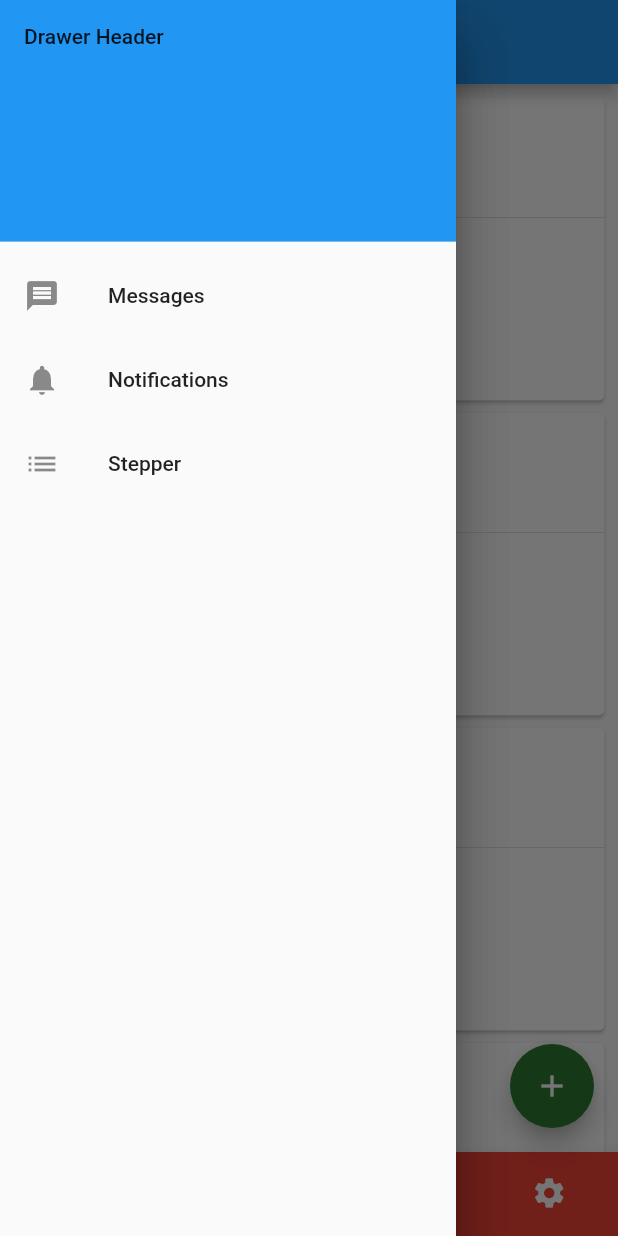
After one commit to Kodake/flutter_basic_app, a Flutter app: the screen it shows after launch, with the side drawer open, on a phone screen of 412 x 824 dp. The commit adds this screen. Run offline on Flutter 3.47's test engine with Material 2 defaults, Android fonts, the phone set to English and light mode, and no system bars.

Commit message:
Refactoring the code

```diff
--- /dev/null
+++ b/lib/bottomnavigationbar-elements.dart
@@ -0,0 +1,56 @@
+import 'package:flutter/cupertino.dart';
+import 'package:flutter/material.dart';
+
+class BottonNavigationBarElements extends StatefulWidget {
+  @override
+  _BottonNavigationBarElementsState createState() =>
+      _BottonNavigationBarElementsState();
+}
+
+class _BottonNavigationBarElementsState
+    extends State<BottonNavigationBarElements> {
+  int _selectedIndex = 0;
+
+  void _onItemTapped(int index) {
+    setState(() {
+      _selectedIndex = index;
+    });
+  }
+
+  @override
+  Widget build(BuildContext context) {
+    return _bottomNavigationBarSection();
+  }
+
+  BottomNavigationBar _bottomNavigationBarSection() {
+    return BottomNavigationBar(
+      type: BottomNavigationBarType.shifting,
+      mouseCursor: SystemMouseCursors.grab,
+      currentIndex: _selectedIndex,
+      selectedItemColor: Colors.blue[200],
+      onTap: _onItemTapped,
+      items: const <BottomNavigationBarItem>[
+        BottomNavigationBarItem(
+          icon: Icon(Icons.home),
+          label: 'Home',
+          backgroundColor: Colors.red,
+        ),
+        BottomNavigationBarItem(
+          icon: Icon(Icons.business),
+          label: 'Business',
+          backgroundColor: Colors.indigoAccent,
+        ),
+        BottomNavigationBarItem(
+          icon: Icon(Icons.school),
+          label: 'School',
+          backgroundColor: Colors.purple,
+        ),
+        BottomNavigationBarItem(
+          icon: Icon(Icons.settings),
+          label: 'Settings',
+          backgroundColor: Colors.pink,
+        ),
+      ],
+    );
+  }
+}
--- a/lib/card-elements.dart
+++ b/lib/card-elements.dart
@@ -28,7 +28,7 @@ class _CardElementsState extends State<CardElements> {
     return Scaffold(body: _bodySection(context));
   }
 
-  SingleChildScrollView _bodySection(BuildContext context) {
+  ListView _bodySection(BuildContext context) {
     List<ExampleClass> myList = [];
 
     myList.add(ExampleClass("15 Sreet 16 Ave. NY", "155-155-1555",
@@ -39,11 +39,14 @@ class _CardElementsState extends State<CardElements> {
         "email_300@mail.com", "My 3rd message"));
     myList.add(ExampleClass("45 Sreet 46 Ave. LA", "455-455-4555",
         "email_400@mail.com", "My 4th message"));
+    myList.add(ExampleClass("55 Sreet 56 Ave. LA", "555-555-5555",
+        "email_500@mail.com", "My 5th message"));
 
-    Widget _iteratedWidgets() {
-      return Column(
-        children: <Widget>[
-          for (var item in myList)
+    return ListView.builder(
+      padding: EdgeInsets.all(5.0),
+      itemCount: myList.length,
+      itemBuilder: (BuildContext context, int index) {
+        return Column(children: <Widget>[
           SizedBox(
             height: 210,
             child: Card(
@@ -55,14 +58,14 @@ class _CardElementsState extends State<CardElements> {
                         context,
                         SecondRoute.routeName,
                         arguments: ScreenArguments(
-                            item.name,
-                            item.message,
+                          myList[index].name,
+                          myList[index].message,
                         ),
                       );
                     },
-                      title: Text(item.name,
+                    title: Text(myList[index].name,
                         style: TextStyle(fontWeight: FontWeight.w500)),
-                      subtitle: Text(item.name),
+                    subtitle: Text(myList[index].name),
                     leading: Icon(
                       Icons.streetview,
                       color: Colors.blue[500],
@@ -75,12 +78,12 @@ class _CardElementsState extends State<CardElements> {
                         context,
                         SecondRoute.routeName,
                         arguments: ScreenArguments(
-                            item.phone,
-                            item.message,
+                          myList[index].phone,
+                          myList[index].message,
                         ),
                       );
                     },
-                      title: Text(item.phone,
+                    title: Text(myList[index].phone,
                         style: TextStyle(fontWeight: FontWeight.w500)),
                     leading: Icon(
                       Icons.contact_phone,
@@ -93,12 +96,12 @@ class _CardElementsState extends State<CardElements> {
                         context,
                         SecondRoute.routeName,
                         arguments: ScreenArguments(
-                            item.email,
-                            item.message,
+                          myList[index].email,
+                          myList[index].message,
                         ),
                       );
                     },
-                      title: Text(item.email),
+                    title: Text(myList[index].email),
                     leading: Icon(
                       Icons.contact_mail,
                       color: Colors.blue[500],
@@ -108,17 +111,8 @@ class _CardElementsState extends State<CardElements> {
               ),
             ),
           ),
-        ],
-      );
-    }
-
-    return SingleChildScrollView(
-      padding: EdgeInsets.all(5.0),
-      child: Column(
-        children: [
-          _iteratedWidgets(),
-        ],
-      ),
+        ]);
+      },
     );
   }
 }
--- /dev/null
+++ b/lib/drawer-elements.dart
@@ -0,0 +1,58 @@
+import 'package:flutter/cupertino.dart';
+import 'package:flutter/material.dart';
+
+class DrawerElements extends StatefulWidget {
+  @override
+  _DrawerElementsState createState() => _DrawerElementsState();
+}
+
+class ItemDrawer {
+  final String name;
+  final Icon icon;
+  final Axis scrollDirect;
+  final String routeName;
+
+  ItemDrawer(this.name, this.icon, this.scrollDirect, this.routeName);
+}
+
+class _DrawerElementsState extends State<DrawerElements> {
+  @override
+  Widget build(BuildContext context) {
+    return Drawer(
+      child: _drawerSection(context),
+    );
+  }
+
+  Drawer _drawerSection(BuildContext context) {
+    List<ItemDrawer> myList = [];
+
+    myList.add(ItemDrawer(
+        "Messages", Icon(Icons.message), Axis.vertical, '/fourthRoute'));
+    myList.add(ItemDrawer("Notifications", Icon(Icons.notifications),
+        Axis.horizontal, '/fifthRoute'));
+    myList.add(ItemDrawer(
+        "Stepper", Icon(Icons.list), Axis.horizontal, '/sixthRoute'));
+
+    return Drawer(
+        child: ListView(
+      // Important: Remove any padding from the ListView.
+      padding: EdgeInsets.zero,
+      children: [
+        const DrawerHeader(
+          decoration: BoxDecoration(
+            color: Colors.blue,
+          ),
+          child: Text('Drawer Header'),
+        ),
+        for (var item in myList)
+          ListTile(
+              leading: item.icon,
+              title: Text(item.name),
+              onTap: () {
+                Navigator.pushNamed(context, item.routeName,
+                    arguments: item.scrollDirect);
+              }),
+      ],
+    ));
+  }
+}
--- /dev/null
+++ b/lib/floatingactionbutton-elements.dart
@@ -0,0 +1,30 @@
+import 'package:flutter/cupertino.dart';
+import 'package:flutter/material.dart';
+import 'package:flutter_basic/third-route.dart';
+
+class FloatingActionButtonElements extends StatefulWidget {
+  @override
+  _FloatingActionButtonElementsState createState() =>
+      _FloatingActionButtonElementsState();
+}
+
+class _FloatingActionButtonElementsState
+    extends State<FloatingActionButtonElements> {
+  @override
+  Widget build(BuildContext context) {
+    return _floatingActionButtonSection();
+  }
+
+  FloatingActionButton _floatingActionButtonSection() {
+    return FloatingActionButton(
+      onPressed: () {
+        Navigator.pushNamed(
+          context,
+          ThirdRoute.routeName,
+        );
+      },
+      child: const Icon(Icons.add),
+      backgroundColor: Colors.green[800],
+    );
+  }
+}
```
Also changed, not shown: lib/fifth-route.dart (+43 -27 lines), lib/fourth-route.dart (+14 -13 lines), lib/main.dart (+9 -102 lines), lib/third-route.dart (+10 -8 lines). Lines whose indentation alone changed are shown as unchanged.
